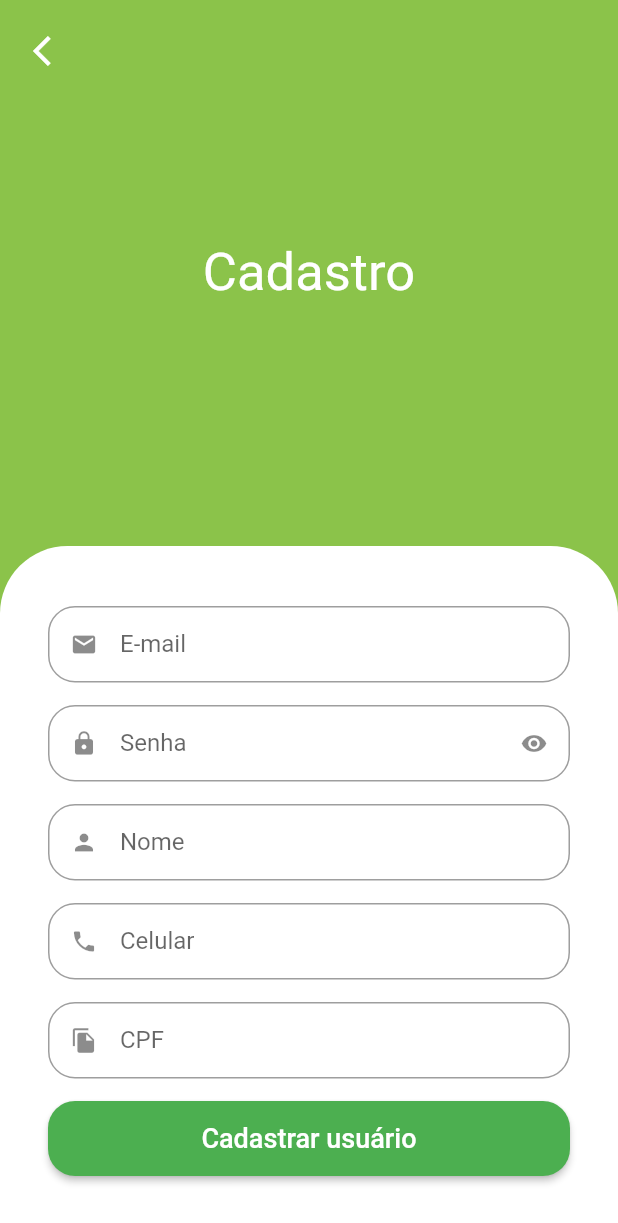
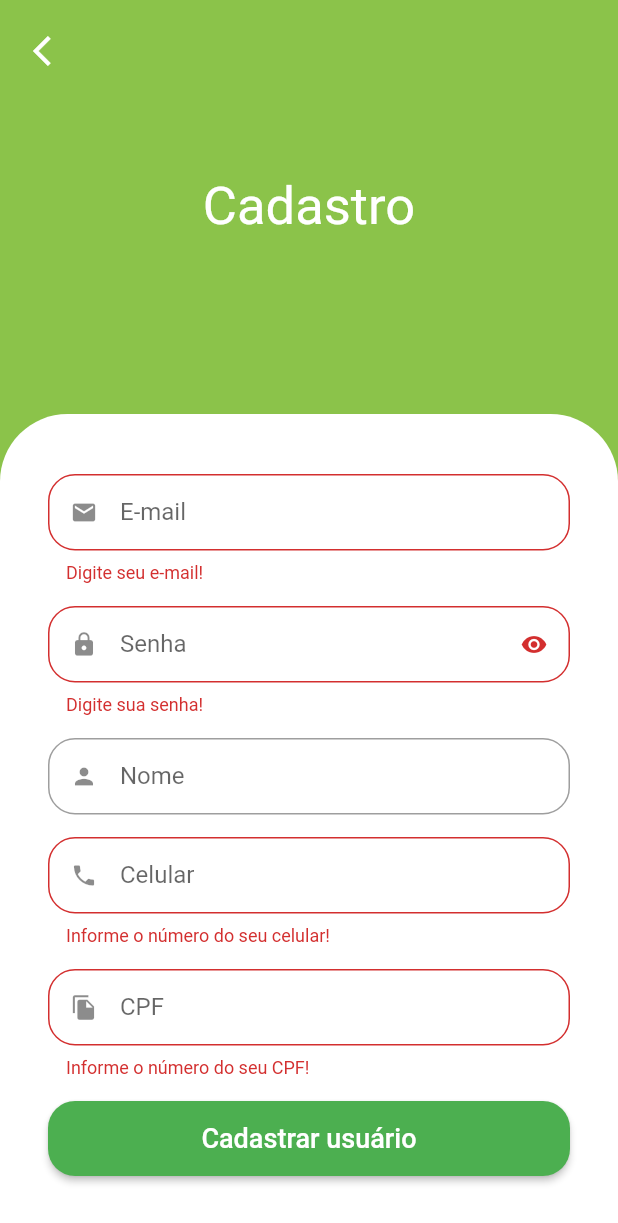
Before and after one commit to dlmoraes/greengrocer, a Flutter app: the SignUpScreen screen opened by its route, after a tap on "Cadastrar usuário", on a phone screen of 412 x 824 dp. Shown: the top 1223 px of the screen. Run offline on Flutter 3.47's test engine with Material 2 defaults, Android fonts, the phone set to English and light mode, and no system bars; our stand-ins replace animated_text_kit, badges, dio, flutter_secure_storage, fluttertoast, freezed_annotation and 4 more; missing offline and left inert: add_to_cart_animation; accounts and stored records are empty.

Commit message:
Correção phoneValidator

```diff
--- a/lib/src/pages/auth/view/sign_up_screen.dart
+++ b/lib/src/pages/auth/view/sign_up_screen.dart
@@ -91,7 +91,9 @@ class SignUpScreen extends StatelessWidget {
                           SizedBox(
                             height: 50,
                             child: ElevatedButton(
-                              onPressed: () {},
+                              onPressed: () {
+                                _formKey.currentState!.validate();
+                              },
                               style: ElevatedButton.styleFrom(
                                 shape: RoundedRectangleBorder(
                                   borderRadius: BorderRadius.circular(18),
--- a/lib/src/services/validators.dart
+++ b/lib/src/services/validators.dart
@@ -30,7 +30,9 @@ String? nameValidator(String? name) {
 String? phoneValidator(String? phone) {
   if (phone == null || phone.isEmpty) return 'Informe o número do seu celular!';
 
-  if (!phone.isPhoneNumber) return 'Digite um telefone válido!';
+  if (phone.length < 14 || !phone.isPhoneNumber) {
+    return 'Digite um telefone válido!';
+  }
 
   return null;
 }
```
